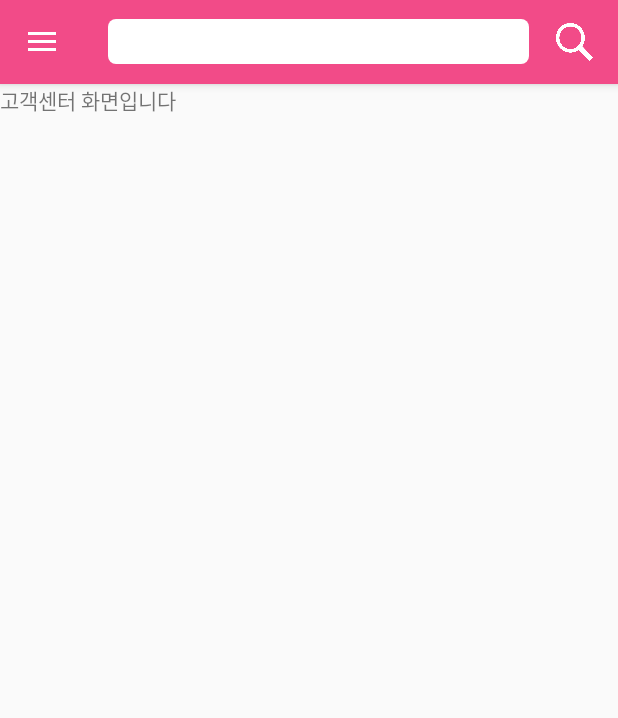
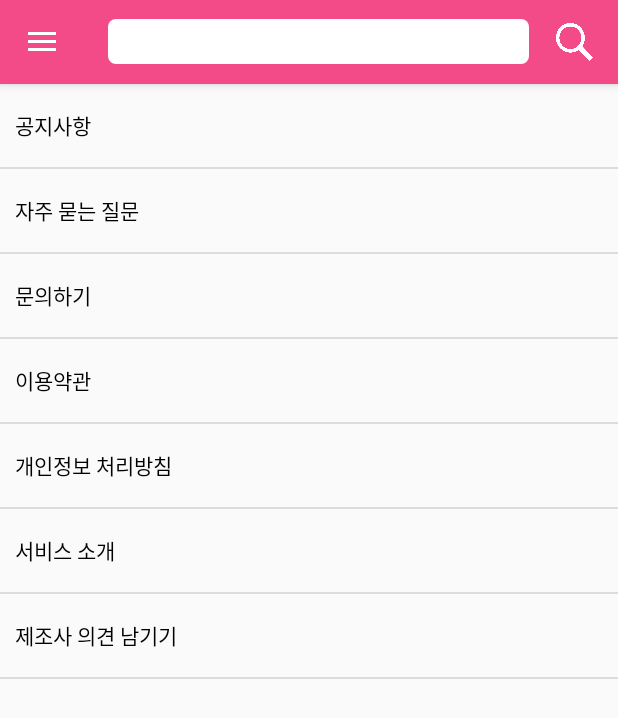
Before and after one commit to ulba0401/project, an Android app: the screen it shows after launch (MainActivity), in the side drawer, after a tap on "고객센터", on a phone screen of 412 x 824 dp. Shown: the top 718 px of the screen. Run offline under Robolectric (Android 15) with nearby library versions, the phone set to English and light mode, and no system bars; our stand-ins replace CircleImageView.

```diff
--- a/app/src/main/java/com/example/networkdic/login/Login.java
+++ b/app/src/main/java/com/example/networkdic/login/Login.java
@@ -2,11 +2,8 @@ package com.example.networkdic.login;
 
 import android.content.Intent;
 import android.os.Bundle;
-import android.support.annotation.Nullable;
 import android.support.v4.app.FragmentPagerAdapter;
 import android.support.v7.app.AppCompatActivity;
-import android.text.method.LinkMovementMethod;
-import android.text.util.Linkify;
 import android.view.View;
 import android.widget.Button;
 import android.widget.ImageView;
@@ -14,11 +11,8 @@ import android.widget.TextView;
 import android.widget.ToggleButton;
 
 import com.example.networkdic.BackPressCloseHandler;
-import com.example.networkdic.MainActivity;
 import com.example.networkdic.R;
 
-import java.util.regex.Matcher;
-import java.util.regex.Pattern;
 
 public class Login extends AppCompatActivity {
     Button loginBtn;
--- a/app/src/main/java/com/example/networkdic/menu/notice/Notice_main.java
+++ b/app/src/main/java/com/example/networkdic/menu/notice/Notice_main.java
@@ -8,13 +8,17 @@ import android.support.v4.app.Fragment;
 import android.view.LayoutInflater;
 import android.view.View;
 import android.view.ViewGroup;
+import android.widget.ArrayAdapter;
+import android.widget.ListView;
 
 import com.example.networkdic.MainActivity;
+import com.example.networkdic.R;
 
 import static com.example.networkdic.R.layout.notice_main_fragment;
 
 public class Notice_main extends Fragment {
     MainActivity activity;
+    ListView notice_list;
 
     @Override
     public void onAttach(Context context) {
@@ -32,6 +36,12 @@ public class Notice_main extends Fragment {
     @Override
     public View onCreateView(@NonNull LayoutInflater inflater, @Nullable final ViewGroup container, @Nullable Bundle savedInstanceState) {
         ViewGroup rootView = (ViewGroup) inflater.inflate(notice_main_fragment, container, false);
+
+        notice_list = rootView.findViewById(R.id.notice_list);
+
+        ArrayAdapter adapter = ArrayAdapter.createFromResource(getContext(), R.array.notice, R.layout.notice_drawer_listview);
+        notice_list.setAdapter(adapter);
+
         return rootView;
     }
 }
--- a/app/src/main/res/drawable/btn_off.xml
+++ b/app/src/main/res/drawable/btn_off.xml
@@ -17,5 +17,9 @@
 <stroke
     android:width="1dp"
     android:color="@color/commonColor" />
-
+    <corners
+        android:bottomLeftRadius="12dp"
+        android:bottomRightRadius="12dp"
+        android:topLeftRadius="12dp"
+        android:topRightRadius="12dp" />
 </shape>
--- /dev/null
+++ b/app/src/main/res/layout/notice_drawer_listview.xml
@@ -0,0 +1,10 @@
+<?xml version="1.0" encoding="utf-8"?>
+<TextView
+    xmlns:android="http://schemas.android.com/apk/res/android"
+    android:layout_width="match_parent"
+    android:layout_height="55dp"
+    android:gravity="left|center"
+    style="@style/common_text"
+    android:textSize="14dp"
+    android:paddingLeft="10dp"
+    android:text="@string/ex"/>
--- a/app/src/main/res/layout/notice_main_fragment.xml
+++ b/app/src/main/res/layout/notice_main_fragment.xml
@@ -1,10 +1,14 @@
 <?xml version="1.0" encoding="utf-8"?>
 <LinearLayout
-    xmlns:android="http://schemas.android.com/apk/res/android" android:layout_width="match_parent"
-    android:layout_height="match_parent">
+    xmlns:android="http://schemas.android.com/apk/res/android"
+    android:layout_width="fill_parent"
+    android:layout_height="fill_parent"
+    android:orientation="vertical">
 
-    <TextView
-        android:layout_width="wrap_content"
-        android:layout_height="wrap_content"
-        android:text="고객센터 화면입니다"/>
+    <ListView
+        android:id="@+id/notice_list"
+        android:layout_width="match_parent"
+        android:layout_height="match_parent">
+
+    </ListView>
 </LinearLayout>
--- a/app/src/main/res/values/array.xml
+++ b/app/src/main/res/values/array.xml
@@ -12,4 +12,14 @@
         <item>scnu.ac.kr</item>
         <item>직접입력</item>
     </string-array>
+
+    <string-array name="notice">
+        <item>공지사항</item>
+        <item>자주 묻는 질문</item>
+        <item>문의하기</item>
+        <item>이용약관</item>
+        <item>개인정보 처리방침</item>
+        <item>서비스 소개</item>
+        <item>제조사 의견 남기기</item>
+    </string-array>
 </resources>
--- a/app/src/main/res/values/styles.xml
+++ b/app/src/main/res/values/styles.xml
@@ -90,7 +90,7 @@
         <item name="android:textColor">@color/black</item>
         <item name="android:textSize">@dimen/common</item>
         <item name="android:paddingLeft">10dp</item>
-        <item name="android:layout_marginBottom">20dp</item>
+        <item name="android:layout_marginBottom">10dp</item>
     </style>
 
 </resources>
```
Also changed, not shown: app/src/main/java/com/example/networkdic/login/IdCheck.java (+1 -7 lines), app/src/main/java/com/example/networkdic/login/Join.java (+4 -5 lines), app/src/main/res/drawable/btn_off2.xml (added, +11 -0 lines), app/src/main/res/layout/join_activity.xml (+5 -3 lines), app/src/main/res/layout/list_detail_activity.xml (+18 -3 lines), app/src/main/res/drawable/star_off.png (added), app/src/main/res/drawable/star_on.png (added). Lines whose indentation alone changed are shown as unchanged.
